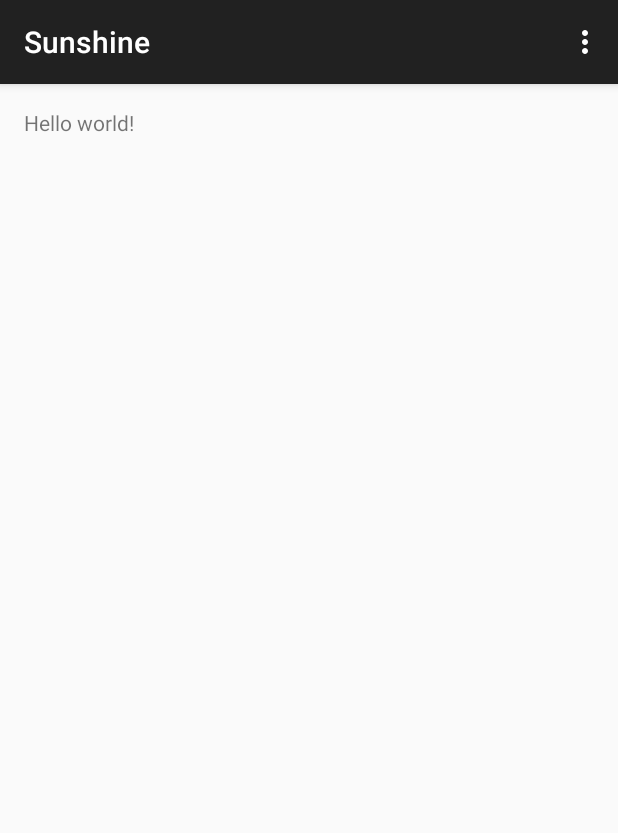
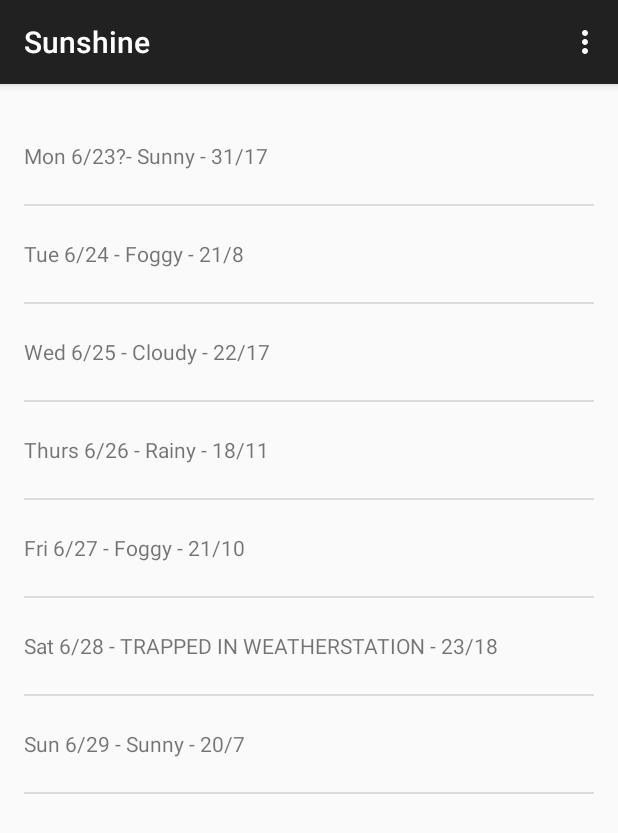
Before and after one commit to hbaxamoosa/Sunshine, an Android app: the screen it shows after launch (MainActivity), on a phone screen of 412 x 824 dp. Shown: the top 833 px of the screen. Run offline under Robolectric (Android 15) with nearby library versions, the phone set to English and light mode, and no system bars.

Commit message:
End of lesson 01: Create Project Sunshine.

```diff
--- a/app/src/main/java/com/example/android/sunshine/app/MainActivity.java
+++ b/app/src/main/java/com/example/android/sunshine/app/MainActivity.java
@@ -1,17 +1,24 @@
 package com.example.android.sunshine.app;
 
-import android.support.v7.app.ActionBarActivity;
+import android.os.Bundle;
 import android.support.v4.app.Fragment;
-import android.os.Bundle;
 import android.support.v7.app.AppCompatActivity;
 import android.view.LayoutInflater;
 import android.view.Menu;
 import android.view.MenuItem;
 import android.view.View;
 import android.view.ViewGroup;
+import android.widget.ArrayAdapter;
+import android.widget.ListView;
+
+import java.util.ArrayList;
+import java.util.Arrays;
+import java.util.List;
 
 
 public class MainActivity extends AppCompatActivity {
+
+    private static final String TAG = MainActivity.class.getSimpleName();
 
     @Override
     protected void onCreate(Bundle savedInstanceState) {
@@ -51,13 +58,43 @@ public class MainActivity extends AppCompatActivity {
      */
     public static class PlaceholderFragment extends Fragment {
 
+        ArrayAdapter<String> mForecastAdapter;
+
         public PlaceholderFragment() {
         }
 
         @Override
         public View onCreateView(LayoutInflater inflater, ViewGroup container,
                                  Bundle savedInstanceState) {
+
             View rootView = inflater.inflate(R.layout.fragment_main, container, false);
+
+            // Create some dummy data for the ListView.  Here's a sample weekly forecast
+            String[] data = {
+                    "Mon 6/23?- Sunny - 31/17",
+                    "Tue 6/24 - Foggy - 21/8",
+                    "Wed 6/25 - Cloudy - 22/17",
+                    "Thurs 6/26 - Rainy - 18/11",
+                    "Fri 6/27 - Foggy - 21/10",
+                    "Sat 6/28 - TRAPPED IN WEATHERSTATION - 23/18",
+                    "Sun 6/29 - Sunny - 20/7"
+            };
+            List<String> weekForecast = new ArrayList<String>(Arrays.asList(data));
+
+            // Now that we have some dummy forecast data, create an ArrayAdapter.
+            // The ArrayAdapter will take data from a source (like our dummy forecast) and
+            // use it to populate the ListView it's attached to.
+            mForecastAdapter =
+                    new ArrayAdapter<String>(
+                            getActivity(), // The current context (this activity)
+                            R.layout.list_item_forecast, // The name of the layout ID.
+                            R.id.list_item_forecast_textView, // The ID of the textview to populate.
+                            weekForecast);
+
+            // Get a reference to the ListView and then set Adapter in it
+            ListView listView = (ListView) rootView.findViewById(R.id.listview_forecast);
+            listView.setAdapter(mForecastAdapter);
+
             return rootView;
         }
     }
--- a/app/src/main/res/layout/fragment_main.xml
+++ b/app/src/main/res/layout/fragment_main.xml
@@ -1,4 +1,4 @@
-<RelativeLayout xmlns:android="http://schemas.android.com/apk/res/android"
+<FrameLayout xmlns:android="http://schemas.android.com/apk/res/android"
     xmlns:tools="http://schemas.android.com/tools" android:layout_width="match_parent"
     android:layout_height="match_parent" android:paddingLeft="@dimen/activity_horizontal_margin"
     android:paddingRight="@dimen/activity_horizontal_margin"
@@ -6,7 +6,9 @@
     android:paddingBottom="@dimen/activity_vertical_margin"
     tools:context=".MainActivity$PlaceholderFragment">
 
-    <TextView android:text="@string/hello_world" android:layout_width="wrap_content"
-        android:layout_height="wrap_content" />
-
-</RelativeLayout>
+    <ListView
+        android:layout_width="match_parent"
+        android:layout_height="match_parent"
+        android:id="@+id/listview_forecast"
+        android:layout_gravity="left|top" />
+</FrameLayout>
--- /dev/null
+++ b/app/src/main/res/layout/list_item_forecast.xml
@@ -0,0 +1,9 @@
+<?xml version="1.0" encoding="utf-8"?>
+<TextView xmlns:android="http://schemas.android.com/apk/res/android"
+    android:orientation="vertical" android:layout_width="match_parent"
+    android:layout_height="match_parent"
+    android:text="New Text"
+    android:minHeight="?android:attr/listPreferredItemHeight"
+    android:gravity="center_vertical"
+    android:id="@+id/list_item_forecast_textView">
+</TextView>
```
